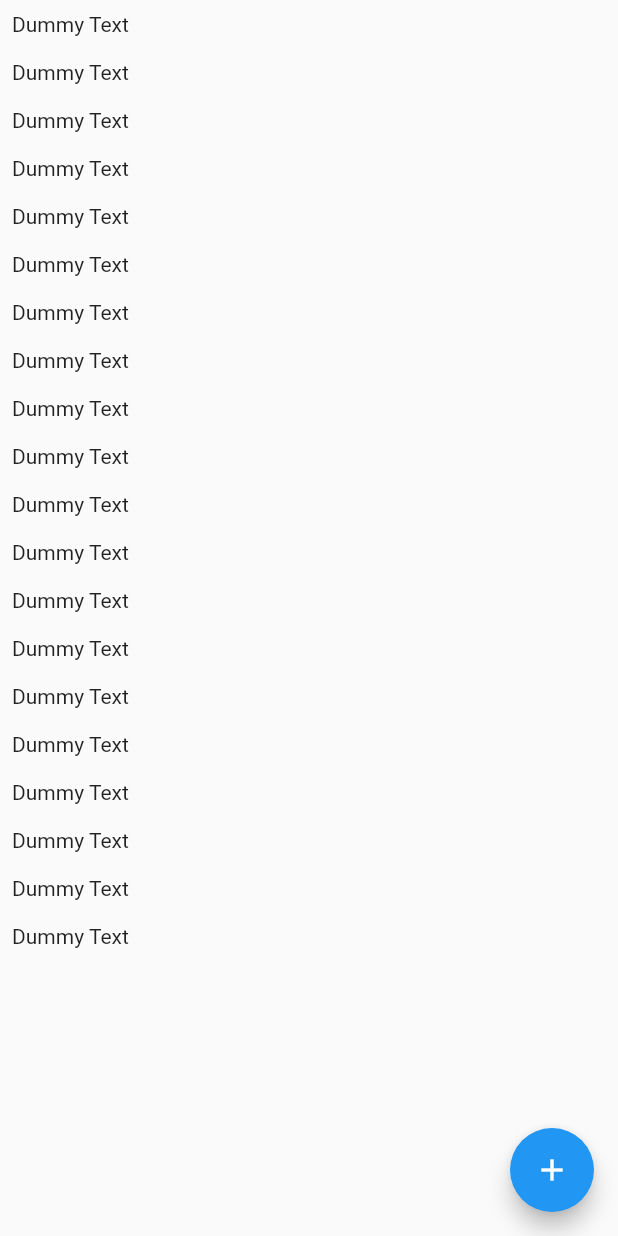
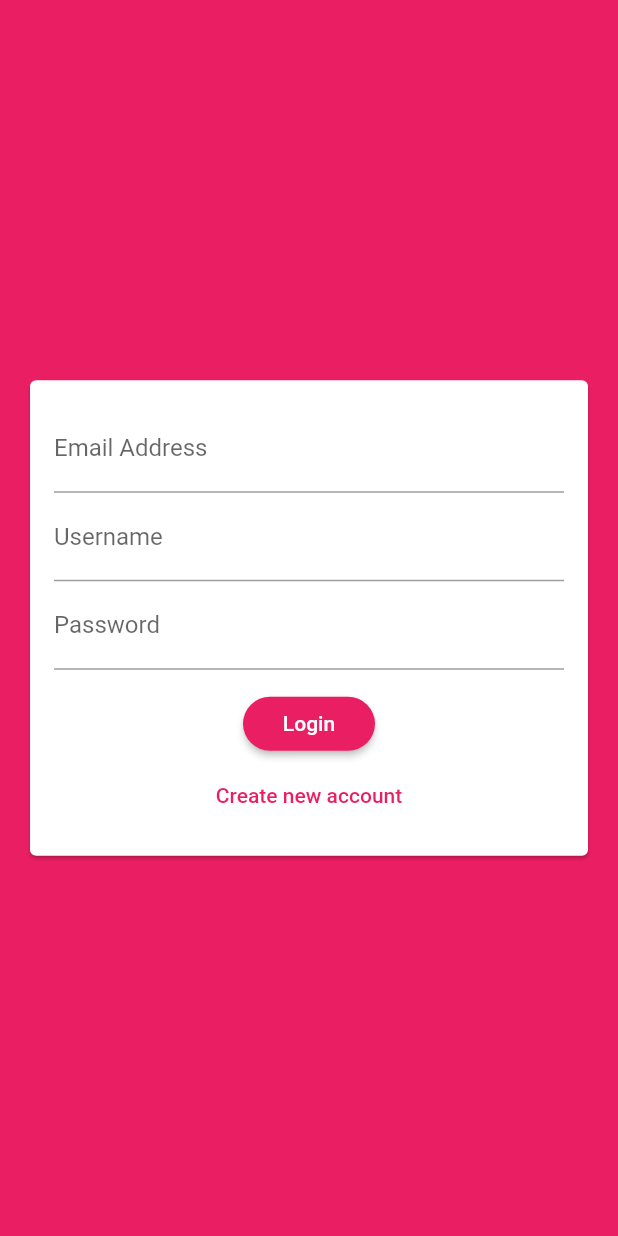
Before and after one commit to mohammad-adk/messaging_app, a Flutter app: the screen it shows after launch, on a phone screen of 412 x 824 dp. Run offline on Flutter 3.47's test engine with Material 2 defaults, Android fonts, the phone set to English and light mode, and no system bars; our stand-ins replace cloud_firestore, firebase_core; accounts and stored records are empty.

Commit message:
Auth Screen added.
Took 1 hour 16 minutes

```diff
--- a/lib/main.dart
+++ b/lib/main.dart
@@ -1,4 +1,5 @@
 import 'package:flutter/material.dart';
+import 'package:my_message/screens/auth_screen.dart';
 
 import 'package:my_message/screens/chat_screen.dart';
 
@@ -10,13 +11,22 @@ class MyApp extends StatelessWidget {
   @override
   Widget build(BuildContext context) {
     return MaterialApp(
+      debugShowCheckedModeBanner: false,
       title: 'Flutter Chat',
       theme: ThemeData(
-        primarySwatch: Colors.blue,
+        primarySwatch: Colors.pink,
+        backgroundColor: Colors.pink,
+        accentColor: Colors.deepPurple,
+        accentColorBrightness: Brightness.dark,
+        buttonTheme: ButtonTheme.of(context).copyWith(
+          buttonColor: Colors.pink,
+          textTheme: ButtonTextTheme.primary,
+          shape: RoundedRectangleBorder(borderRadius: BorderRadius.circular(20))
+        ),
 
         visualDensity: VisualDensity.adaptivePlatformDensity,
       ),
-      home: ChatScreen(),
+      home: AuthScreen(),
     );
   }
 }
--- /dev/null
+++ b/lib/screens/auth_screen.dart
@@ -0,0 +1,17 @@
+import 'package:flutter/material.dart';
+import 'package:my_message/widgets/auth/auth_form.dart';
+
+class AuthScreen extends StatefulWidget {
+  @override
+  _AuthScreenState createState() => _AuthScreenState();
+}
+
+class _AuthScreenState extends State<AuthScreen> {
+  @override
+  Widget build(BuildContext context) {
+    return Scaffold(
+      backgroundColor: Theme.of(context).primaryColor,
+      body: AuthForm()
+    );
+  }
+}
--- /dev/null
+++ b/lib/widgets/auth/auth_form.dart
@@ -0,0 +1,49 @@
+import 'package:flutter/material.dart';
+
+class AuthForm extends StatefulWidget {
+  @override
+  _AuthFormState createState() => _AuthFormState();
+}
+
+class _AuthFormState extends State<AuthForm> {
+  @override
+  Widget build(BuildContext context) {
+    return Center(
+      child: Card(
+        margin: EdgeInsets.all(20),
+        child: Padding(
+          padding: EdgeInsets.all(16),
+          child: Form(
+            child: Column(
+              mainAxisSize: MainAxisSize.min,
+              children: [
+                TextFormField(
+                  keyboardType: TextInputType.emailAddress,
+                  decoration: InputDecoration(labelText: 'Email Address'),
+                ),
+                TextFormField(
+                  decoration: InputDecoration(labelText: 'Username'),
+                ),
+                TextFormField(
+                  decoration: InputDecoration(labelText: 'Password'),
+                  obscureText: true,
+                ),
+                SizedBox(
+                  height: 12,
+                ),
+                RaisedButton(
+                  child: Text('Login'),
+                  onPressed: () {},
+                ),
+                FlatButton(
+                  textColor: Theme.of(context).primaryColor,
+                  child: Text('Create new account'),
+                )
+              ],
+            ),
+          ),
+        ),
+      ),
+    );
+  }
+}
```
Also changed, not shown: lib/screens/chat_screen.dart (+30 -13 lines), 1 other file.
